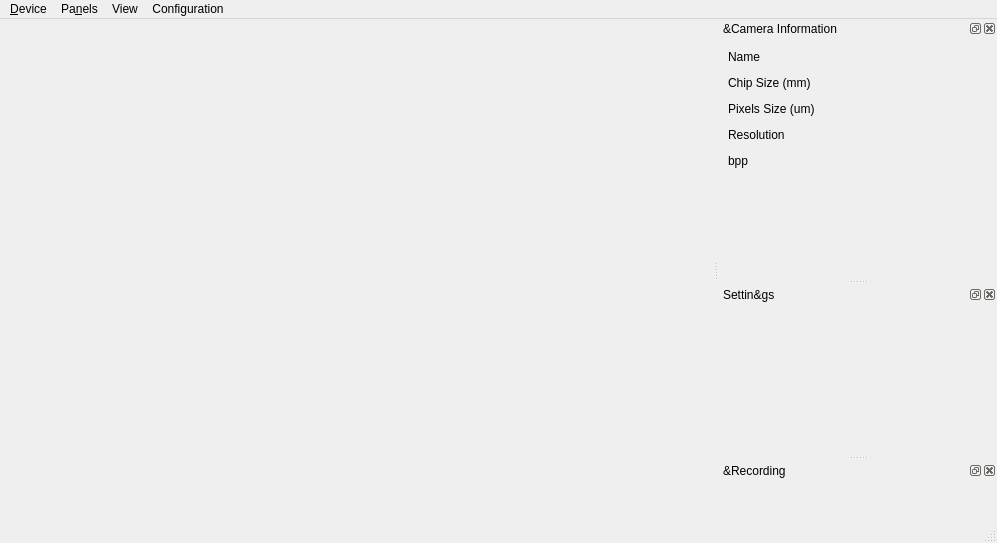
Old version of the form src/planetaryimager_mainwindow.ui in the repository GuLinux/PlanetaryImager.
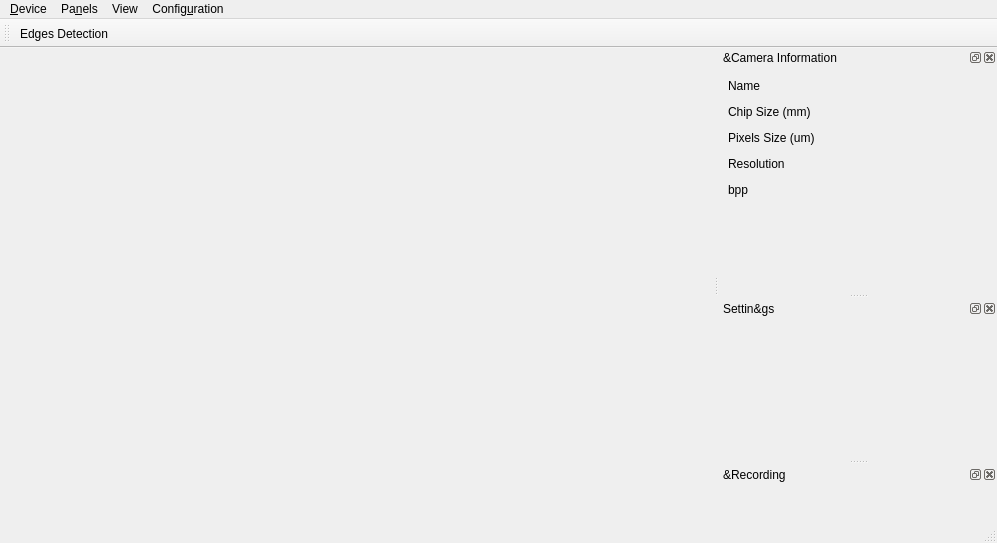
New version of the form. Icons and pictures are not drawn.

Diff of the .ui file:
```diff
--- a/src/planetaryimager_mainwindow.ui
+++ b/src/planetaryimager_mainwindow.ui
@@ -65,7 +65,7 @@
    </widget>
    <widget class="QMenu" name="menuSettings">
     <property name="title">
-     <string>Configuration</string>
+     <string>Config&amp;uration</string>
     </property>
     <addaction name="actionShow_settings"/>
     <addaction name="actionAbout"/>
@@ -269,7 +269,7 @@
           <x>0</x>
           <y>0</y>
           <width>250</width>
-          <height>184</height>
+          <height>110</height>
          </rect>
         </property>
        </widget>
@@ -289,6 +289,18 @@
     <layout class="QGridLayout" name="gridLayout_3"/>
    </widget>
   </widget>
+  <widget class="QToolBar" name="imageManipulation">
+   <property name="windowTitle">
+    <string>toolBar</string>
+   </property>
+   <attribute name="toolBarArea">
+    <enum>TopToolBarArea</enum>
+   </attribute>
+   <attribute name="toolBarBreak">
+    <bool>false</bool>
+   </attribute>
+   <addaction name="actionEdges_Detection"/>
+  </widget>
   <action name="action_devices_rescan">
    <property name="text">
     <string>&amp;Rescan</string>
```
Left out of the diff: 52 changed lines with no effect on the pictures.
